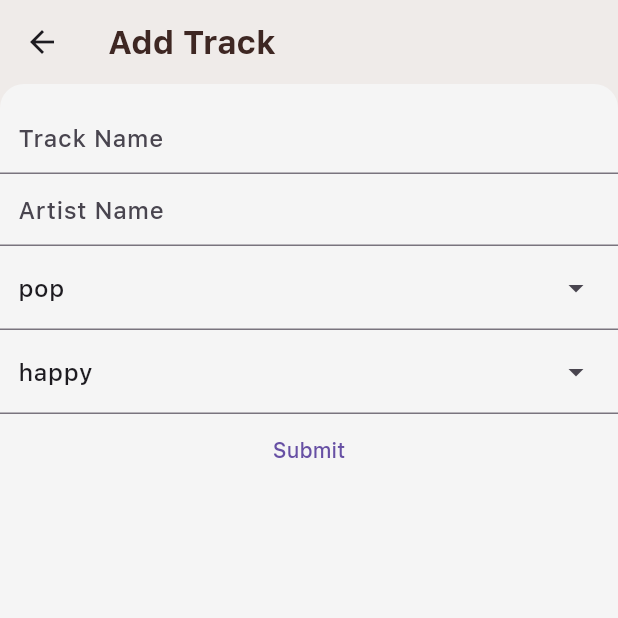
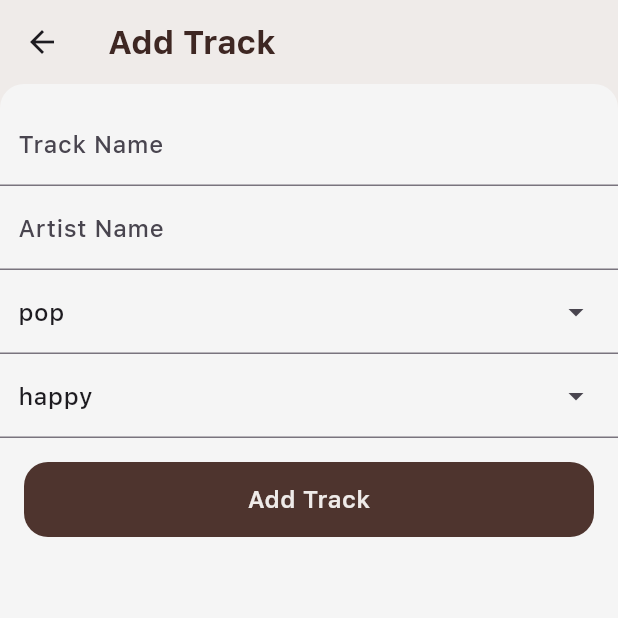
Before and after one commit to Ronak99/tuneinsta, a Flutter app: the AddTrackPage screen opened directly with empty values, on a phone screen of 412 x 824 dp, the top half of it. Run offline on Flutter 3.47's test engine with Material 3 defaults, Android fonts, the phone set to English and light mode, and no system bars; our stand-ins replace bloc, cached_network_image, cloud_firestore, cloud_functions, easy_debounce, file_picker and 12 more; missing offline and left inert: appinio_social_share; accounts and stored records are empty; statements that could not run were skipped.

Commit message:
refactor + bug fixes

```diff
--- a/lib/route_generator.dart
+++ b/lib/route_generator.dart
@@ -67,7 +67,7 @@ class RouteGenerator {
           path: Routes.VIEW_ALL_TRACKS.value,
           builder: (context, state) => BlocProvider(
             create: (context) => SearchCubit(),
-            child: const ViewAllTracks(),
+            child: ViewAllTracks(),
           ),
         ),
         GoRoute(
--- a/lib/ui/add/master.dart
+++ b/lib/ui/add/master.dart
@@ -104,8 +104,11 @@ class _AddTrackPageState extends State<AddTrackPage> {
                   });
                 },
               ),
-              TextButton(
-                onPressed: () async {
+              const SizedBox(height: 16),
+              Padding(
+                padding: const EdgeInsets.symmetric(horizontal: 16.0),
+                child: GestureDetector(
+                  onTap: () async {
                     if (_formKey.currentState == null) return;
                     _formKey.currentState!.save();
 
@@ -126,7 +129,23 @@ class _AddTrackPageState extends State<AddTrackPage> {
                     context.pop();
                     context.pop();
                   },
-                child: const Text("Submit"),
+                  child: Container(
+                    height: 50,
+                    decoration: BoxDecoration(
+                      color: Colors.brown.shade800,
+                      borderRadius: BorderRadius.circular(16),
+                    ),
+                    alignment: Alignment.center,
+                    child: Text(
+                      "Add Track",
+                      style: TextStyle(
+                        color: Colors.brown.shade50,
+                        fontSize: 16,
+                        fontWeight: FontWeight.w600,
+                      ),
+                    ),
+                  ),
+                ),
               ),
             ],
           ),
--- a/lib/ui/theme/theme.dart
+++ b/lib/ui/theme/theme.dart
@@ -28,7 +28,7 @@ class DefaultTheme {
               width: 1,
             ),
           ),
-          contentPadding: const EdgeInsets.symmetric(horizontal: 12),
+          contentPadding: const EdgeInsets.symmetric(horizontal: 12, vertical: 16),
         ),
         dropdownMenuTheme: DropdownMenuThemeData(
           inputDecorationTheme: InputDecorationTheme(
```
Also changed, not shown: lib/models/audio_player_tile/audio_player_list_tile_props.dart (added, +64 -0 lines), lib/ui/search/master.dart (+13 -69 lines), lib/ui/search/widgets/audio_player_list_tile.dart (renamed from lib/ui/search/widgets/search_list_item.dart, +27 -23 lines). Lines whose indentation alone changed are shown as unchanged.
